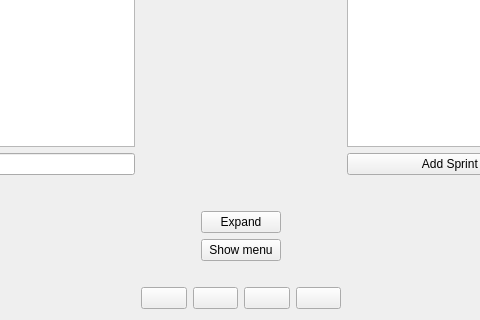
Above: qt_gui/ui/mainwindow.ui from ravenvz/SprintTimer before the change; both pictures show x 134 to 614 and y 225 to 545 of the 749 by 545 pixel window. Below: the same form after it.
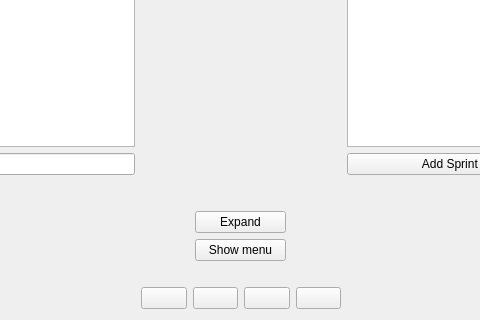
That is the form after the change. Icons and pictures are not drawn. Custom widgets are drawn as their Qt base class.

What changed in the file:
```diff
--- a/qt_gui/ui/mainwindow.ui
+++ b/qt_gui/ui/mainwindow.ui
@@ -269,11 +269,17 @@
        <item alignment="Qt::AlignHCenter">
         <widget class="QPushButton" name="pbToggleView">
          <property name="sizePolicy">
-          <sizepolicy hsizetype="Fixed" vsizetype="Fixed">
+          <sizepolicy hsizetype="Expanding" vsizetype="Fixed">
            <horstretch>0</horstretch>
            <verstretch>0</verstretch>
           </sizepolicy>
          </property>
+         <property name="minimumSize">
+          <size>
+           <width>91</width>
+           <height>0</height>
+          </size>
+         </property>
          <property name="toolTip">
           <string>Toggle extended mode</string>
          </property>
@@ -290,6 +296,12 @@
            <verstretch>0</verstretch>
           </sizepolicy>
          </property>
+         <property name="minimumSize">
+          <size>
+           <width>91</width>
+           <height>0</height>
+          </size>
+         </property>
          <property name="toolTip">
           <string>Toggle menu</string>
          </property>
```
Left out of the diff: 6 changed lines with no effect on the pictures.
